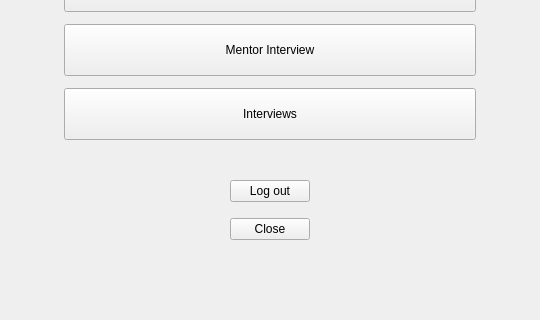
MS-Sezgin/crm_project, file ui/preferences_page.ui: the form before one commit; both pictures show x 0 to 540 and y 256 to 576 of the 540 by 576 pixel window.
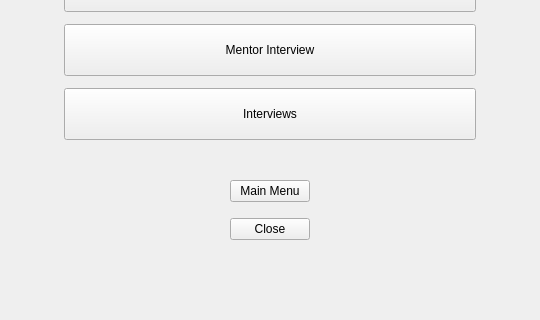
The form after the commit.

Commit message: Update Drive sync, refresh, logout, exit and background download

Patch:
```diff
--- a/ui/preferences_page.ui
+++ b/ui/preferences_page.ui
@@ -42,7 +42,7 @@
      </layout>
     </widget>
    </item>
-   <item alignment="Qt::AlignmentFlag::AlignHCenter"><widget class="QPushButton" name="btnLogout"><property name="text"><string>Log out</string></property></widget></item>
+   <item alignment="Qt::AlignmentFlag::AlignHCenter"><widget class="QPushButton" name="btnLogout"><property name="text"><string>Main Menu</string></property></widget></item>
    <item alignment="Qt::AlignmentFlag::AlignHCenter"><widget class="QPushButton" name="btnClose"><property name="text"><string>Close</string></property></widget></item>
    <item><spacer name="bottomSpacer"><property name="orientation"><enum>Qt::Orientation::Vertical</enum></property><property name="sizeHint" stdset="0"><size><width>20</width><height>40</height></size></property></spacer></item>
   </layout>
```
The commit also changes 18 other files.
